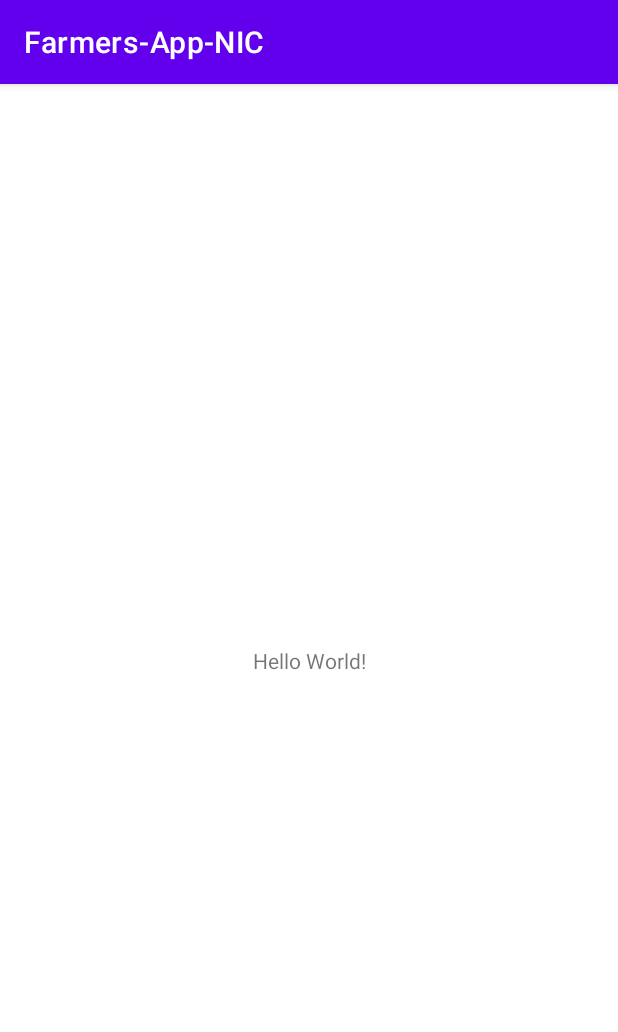
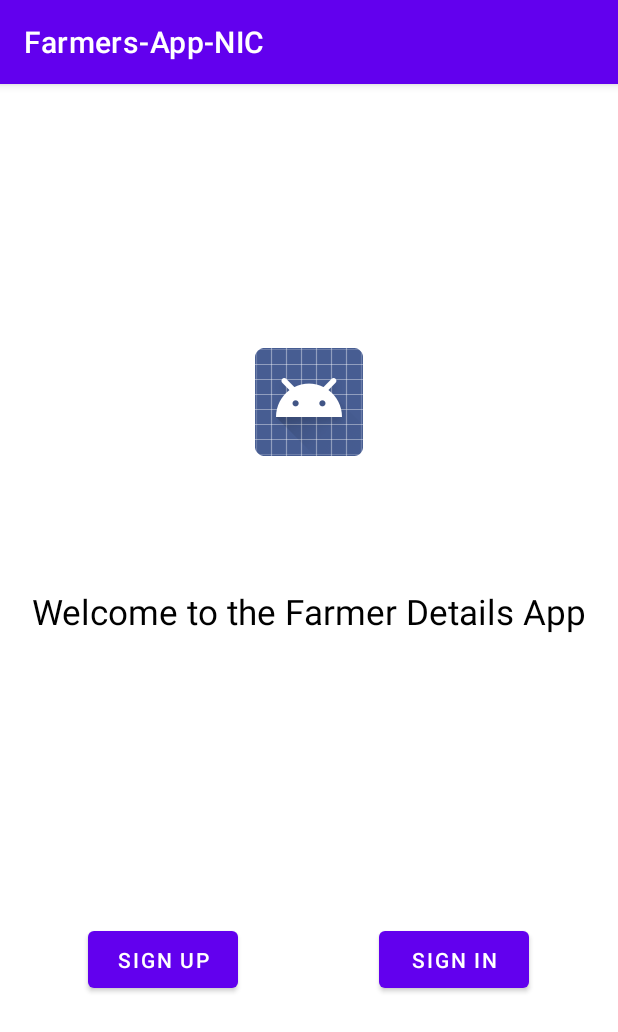
Before and after one commit to Abhinand-Hema-Roshni/Farmer-App-NIC, an Android app: the screen it shows after launch (MainActivity), on a phone screen of 412 x 824 dp. Shown: the top 1032 px of the screen. Run offline under Robolectric (Android 15) with nearby library versions, the phone set to English and light mode, and no system bars.

Commit message:
hema_xmlpages

```diff
--- a/app/src/main/java/com/example/farmers_app_nic/MainActivity.java
+++ b/app/src/main/java/com/example/farmers_app_nic/MainActivity.java
@@ -2,7 +2,10 @@ package com.example.farmers_app_nic;
 
 import androidx.appcompat.app.AppCompatActivity;
 
+import android.content.Intent;
 import android.os.Bundle;
+import android.view.View;
+import android.widget.Button;
 
 public class MainActivity extends AppCompatActivity {
 
@@ -10,5 +13,31 @@ public class MainActivity extends AppCompatActivity {
     protected void onCreate(Bundle savedInstanceState) {
         super.onCreate(savedInstanceState);
         setContentView(R.layout.activity_main);
+
+        Button signup_btn;
+        signup_btn = findViewById(R.id.sign_up_button);
+
+        signup_btn.setOnClickListener(new View.OnClickListener() {
+            @Override
+            public void onClick(View view) {
+                Intent intent = new Intent(view.getContext(), SignUpPage_1.class);
+                startActivity(intent);
+            }
+        });
+
+        Button signin_btn;
+        signin_btn = findViewById(R.id.sign_in_button);
+
+        signin_btn.setOnClickListener(new View.OnClickListener() {
+            @Override
+            public void onClick(View view) {
+                Intent intent = new Intent(view.getContext(), SignInPage.class);
+                startActivity(intent);
+            }
+        });
+
+
+
+
     }
 }
--- a/app/src/main/res/layout/activity_main.xml
+++ b/app/src/main/res/layout/activity_main.xml
@@ -4,15 +4,86 @@
     xmlns:tools="http://schemas.android.com/tools"
     android:layout_width="match_parent"
     android:layout_height="match_parent"
+    android:visibility="visible"
     tools:context=".MainActivity">
 
     <TextView
+        android:id="@+id/WelcometextView"
+        android:layout_width="369dp"
+        android:layout_height="56dp"
+        android:layout_marginBottom="8dp"
+        android:text="Welcome to the Farmer Details App"
+        android:textColor="@color/black"
+        android:textSize="23sp"
+        app:layout_constraintBottom_toTopOf="@id/linearlayout"
+        app:layout_constraintEnd_toEndOf="parent"
+        app:layout_constraintStart_toStartOf="parent"
+        app:layout_constraintTop_toBottomOf="@+id/imageView" />
+
+
+    <ImageView
+        android:id="@+id/imageView"
         android:layout_width="wrap_content"
         android:layout_height="wrap_content"
-        android:text="Hello World!"
-        app:layout_constraintBottom_toBottomOf="parent"
-        app:layout_constraintLeft_toLeftOf="parent"
-        app:layout_constraintRight_toRightOf="parent"
+        android:layout_marginStart="170dp"
+        android:layout_marginTop="100dp"
+        android:layout_marginEnd="170dp"
+        android:layout_marginBottom="12dp"
+        android:src="@android:drawable/sym_def_app_icon"
+        app:layout_constraintBottom_toTopOf="@+id/WelcometextView"
+        app:layout_constraintEnd_toEndOf="parent"
+        app:layout_constraintStart_toStartOf="parent"
         app:layout_constraintTop_toTopOf="parent" />
 
+    <LinearLayout
+        android:id="@+id/linearlayout"
+        android:layout_width="388dp"
+        android:layout_height="200dp"
+        android:layout_marginStart="8dp"
+        android:layout_marginTop="8dp"
+        android:layout_marginEnd="8dp"
+        android:layout_marginBottom="8dp"
+        android:orientation="horizontal"
+        android:weightSum="2"
+        app:layout_constraintBottom_toBottomOf="parent"
+        app:layout_constraintEnd_toEndOf="parent"
+        app:layout_constraintStart_toStartOf="parent"
+        app:layout_constraintTop_toBottomOf="@+id/WelcometextView">
+
+
+        <RelativeLayout
+            android:layout_width="match_parent"
+            android:layout_height="match_parent"
+
+            android:layout_weight="1"
+            android:padding="20dp">
+
+            <Button
+                android:id="@+id/sign_up_button"
+                android:layout_width="100dp"
+                android:layout_height="50dp"
+                android:layout_centerInParent="true"
+                android:text="sign up" />
+
+        </RelativeLayout>
+
+        <RelativeLayout
+            android:layout_width="match_parent"
+            android:layout_height="match_parent"
+
+            android:layout_weight="1"
+            android:padding="20dp">
+
+            <Button
+                android:id="@+id/sign_in_button"
+                android:layout_width="100dp"
+                android:layout_height="50dp"
+                android:layout_centerInParent="true"
+                android:text="sign in" />
+
+        </RelativeLayout>
+    </LinearLayout>
+
+
+
 </androidx.constraintlayout.widget.ConstraintLayout>
```
Also changed, not shown: app/src/main/AndroidManifest.xml (+11 -0 lines), app/src/main/java/com/example/farmers_app_nic/SignInPage.java (added, +29 -0 lines), app/src/main/java/com/example/farmers_app_nic/SignUpPage_1.java (added, +29 -0 lines), app/src/main/java/com/example/farmers_app_nic/SignUpPage_2.java (added, +37 -0 lines), app/src/main/java/com/example/farmers_app_nic/VolunteerHomePage.java (added, +14 -0 lines), app/src/main/res/layout/sign_in_page.xml (added, +78 -0 lines), app/src/main/res/layout/sign_up_page_1.xml (added, +100 -0 lines), app/src/main/res/layout/sign_up_page_2.xml (added, +166 -0 lines), app/src/main/res/layout/volunteer_homepage.xml (added, +107 -0 lines).
